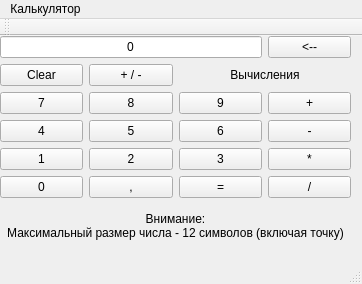
Qt form mainwindow.ui (KriptYashka/QT_Calculator) before a commit.
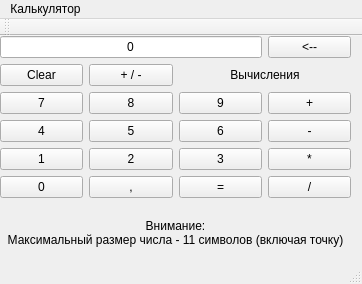
The same form after that commit.

Commit message: Исправлены ошибки вычисления суммы и разности. Корректный вывод ошибки деления на нуль.

The edit to the form file:
```diff
--- a/mainwindow.ui
+++ b/mainwindow.ui
@@ -35,7 +35,7 @@
       <x>0</x>
       <y>0</y>
       <width>351</width>
-      <height>211</height>
+      <height>226</height>
      </rect>
     </property>
     <layout class="QGridLayout" name="gridLayout">
@@ -208,7 +208,7 @@
        </property>
        <property name="text">
         <string>Внимание: 
-Максимальный размер числа - 12 символов (включая точку)</string>
+Максимальный размер числа - 11 символов (включая точку)</string>
        </property>
        <property name="scaledContents">
         <bool>false</bool>
```
Left out of the diff: 4 changed lines with no effect on the pictures. The commit also changes 1 other file.
